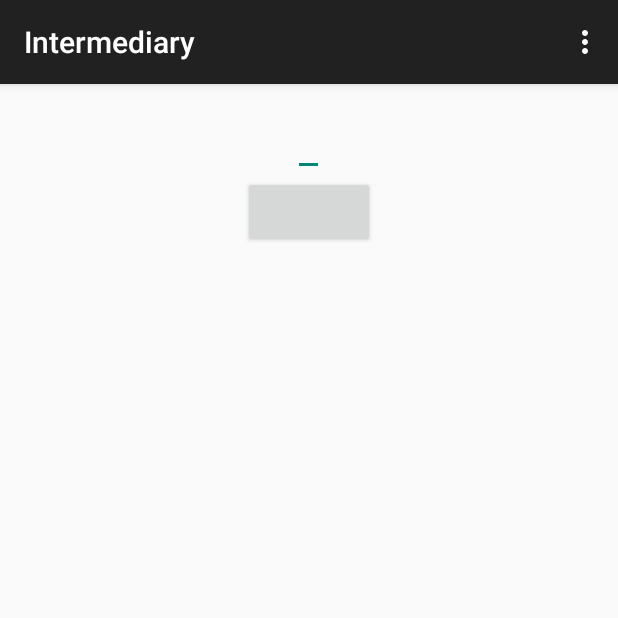
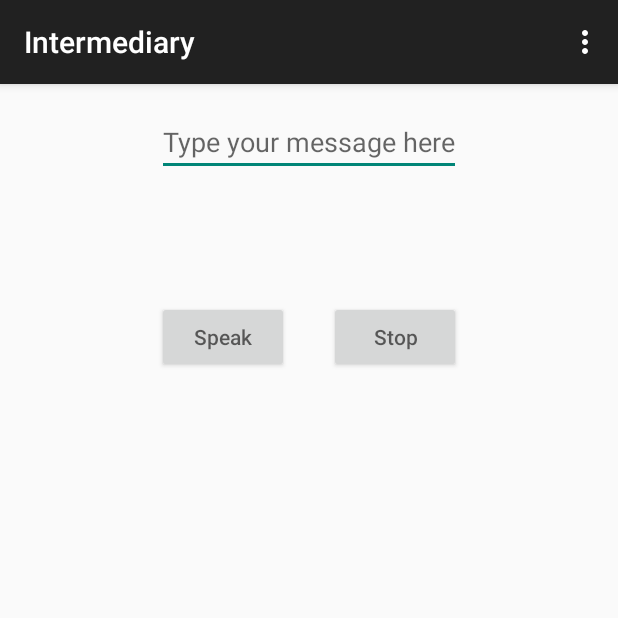
Before and after one commit to Reline/Intermediary, an Android app: the screen it shows after launch (MainActivity), on a phone screen of 412 x 824 dp, the top half of it. Run offline under Robolectric (Android 15) with nearby library versions, the phone set to English and light mode, and no system bars; 1 statement that could not run was skipped.

Commit message:
Added stop button

```diff
--- a/Intermediary/app/src/main/java/natrelin/Intermediary/MainActivity.java
+++ b/Intermediary/app/src/main/java/natrelin/Intermediary/MainActivity.java
@@ -19,7 +19,6 @@ import android.widget.Button;
 import android.widget.EditText;
 import android.widget.Toast;
 
-import java.lang.annotation.Target;
 import java.util.Locale;
 
 public class MainActivity extends AppCompatActivity  implements TextToSpeech.OnInitListener {
@@ -28,6 +27,7 @@ public class MainActivity extends AppCompatActivity  implements TextToSpeech.OnI
     private EditText input;
     private TextToSpeech tts;
     private Button speak;
+    private Button stop;
     private Locale userLocale;
     private Locale[] availableLanguages;
 
@@ -60,7 +60,7 @@ public class MainActivity extends AppCompatActivity  implements TextToSpeech.OnI
             }
         });
 
-        speak = (Button) findViewById(R.id.button);
+        speak = (Button) findViewById(R.id.speak);
         speak.setOnClickListener(new View.OnClickListener() {
             @Override
             public void onClick(View v) {
@@ -68,6 +68,16 @@ public class MainActivity extends AppCompatActivity  implements TextToSpeech.OnI
                     ttsGreater21(input.getText().toString());
                 } else {
                     ttsUnder20(input.getText().toString());
+                }
+            }
+        });
+
+        stop = (Button) findViewById(R.id.stop);
+        stop.setOnClickListener(new View.OnClickListener() {
+            @Override
+            public void onClick(View v) {
+                if(tts.isSpeaking()) {
+                    tts.stop();
                 }
             }
         });
@@ -127,7 +137,6 @@ public class MainActivity extends AppCompatActivity  implements TextToSpeech.OnI
             // TODO check if the language is installed on the device, if so...
             //Setting speech language
             //If your device supports language you set above
-            /** onInit is called after this line... **/
             //if (tts.setLanguage(locale) == TextToSpeech.LANG_COUNTRY_VAR_AVAILABLE)
                 menu.add(locale.toString());
         }
@@ -136,6 +145,7 @@ public class MainActivity extends AppCompatActivity  implements TextToSpeech.OnI
         menu.add((Locale.US).toString());*/
 
         return true;
+        /** onInit is called after this function... **/
     }
 
     @Override
@@ -176,6 +186,16 @@ public class MainActivity extends AppCompatActivity  implements TextToSpeech.OnI
 
     @Override
     protected void onDestroy() {
+
+        // E/ViewRootImpl: sendUserActionEvent() mView == null // device issue, not app related
+
+        // TODO: 11/12/15 fix InputConnection warnings
+        // W/IInputConnectionWrapper: showStatusIcon on inactive InputConnection
+        // W/IInputConnectionWrapper: getExtractedText on inactive InputConnection
+        // W/IInputConnectionWrapper: beginBatchEdit on inactive InputConnection
+        // W/IInputConnectionWrapper: endBatchEdit on inactive InputConnection
+        // W/IInputConnectionWrapper: finishComposingText on inactive InputConnection
+
         //Close the Text to Speech Library
         if(tts != null) {
 
--- a/Intermediary/app/src/main/res/layout/activity_main.xml
+++ b/Intermediary/app/src/main/res/layout/activity_main.xml
@@ -9,14 +9,28 @@
         android:id="@+id/edittext"
         android:layout_width="wrap_content"
         android:layout_height="wrap_content"
+        android:maxLines="12"
+        android:hint="Type your message here"
         android:layout_alignParentTop="true"
         android:layout_centerHorizontal="true" />
 
     <Button
-        android:id="@+id/button"
+        android:id="@+id/speak"
         android:layout_width="wrap_content"
         android:layout_height="wrap_content"
+        android:layout_marginTop="83dp"
+        android:hint="Speak"
         android:layout_below="@+id/edittext"
-        android:layout_centerHorizontal="true" />
+        android:layout_alignLeft="@+id/edittext"
+        android:layout_alignStart="@+id/edittext" />
+
+    <Button
+        android:id="@+id/stop"
+        android:layout_width="wrap_content"
+        android:layout_height="wrap_content"
+        android:hint="Stop"
+        android:layout_alignTop="@+id/speak"
+        android:layout_alignRight="@+id/edittext"
+        android:layout_alignEnd="@+id/edittext" />
 
 </RelativeLayout>
```
